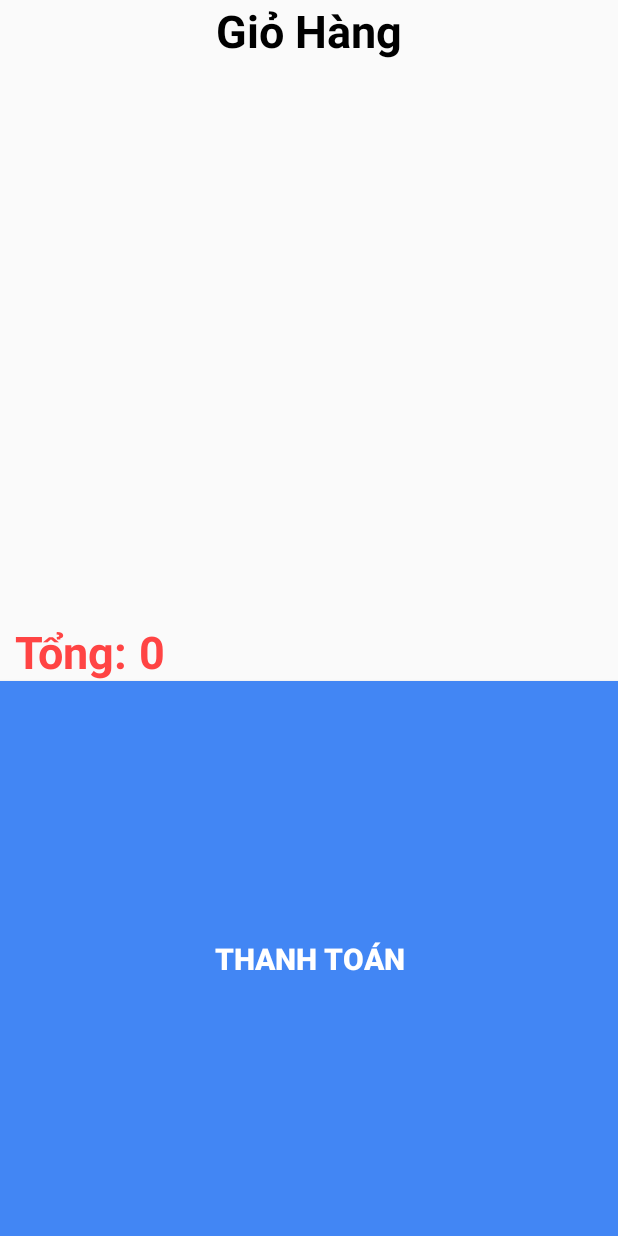
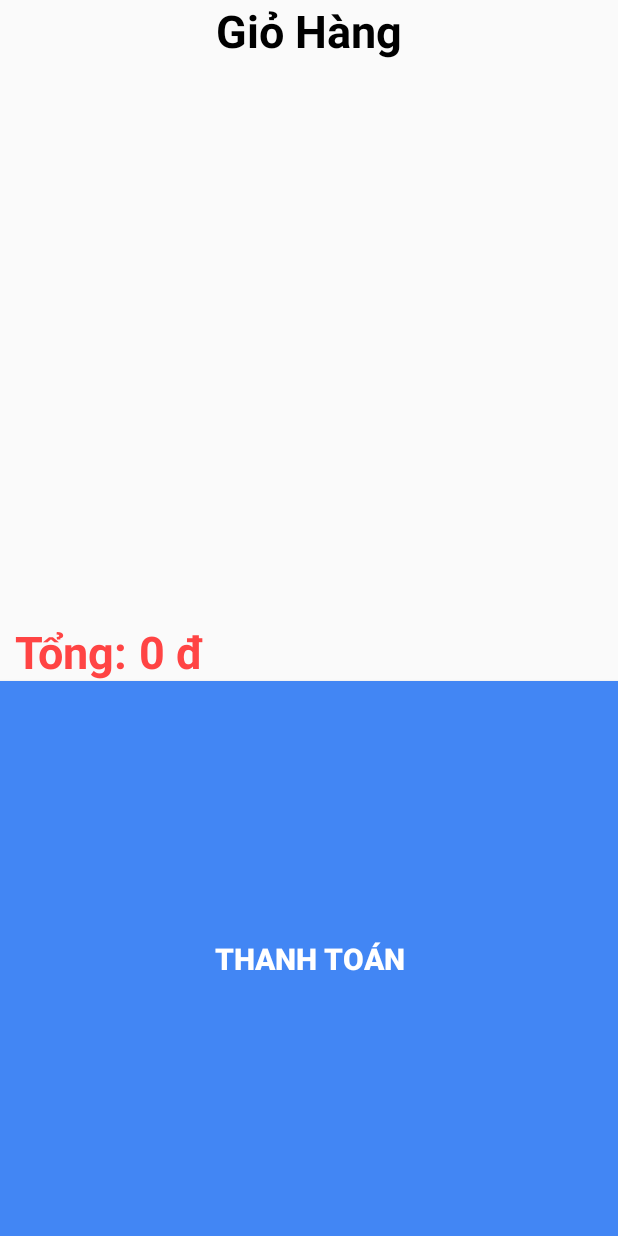
Before and after one commit to nguyennhannt1709/ShoesStore, an Android app: the CartActivity screen opened directly, with no data from a screen before it, on a phone screen of 412 x 824 dp. Run offline under Robolectric (Android 15) with nearby library versions, the phone set to English and light mode, and no system bars; our stand-ins replace Picasso; pictures from the network do not load.

Commit message:
Add format currency

```diff
--- a/app/src/main/java/com/alviss/shoesstore/activities/BaseActivity.java
+++ b/app/src/main/java/com/alviss/shoesstore/activities/BaseActivity.java
@@ -6,8 +6,10 @@ import android.support.annotation.Nullable;
 import android.support.v7.app.AppCompatActivity;
 
 import com.alviss.shoesstore.utils.FirebaseDatabases;
+import com.alviss.shoesstore.utils.Util;
 
 
 public class BaseActivity extends AppCompatActivity {
     public static final FirebaseDatabases firebaseDatabase = new FirebaseDatabases();
+    public static final Util util = new Util();
 }
--- a/app/src/main/java/com/alviss/shoesstore/activities/CartActivity.java
+++ b/app/src/main/java/com/alviss/shoesstore/activities/CartActivity.java
@@ -19,7 +19,7 @@ import com.alviss.shoesstore.adapter.CartListAdapter;
  * Created by Alviss on 5/29/2018.
  */
 
-public class CartActivity extends Activity implements Recheck {
+public class CartActivity extends BaseActivity implements Recheck {
 
     TextView summ;
 
@@ -27,9 +27,9 @@ public class CartActivity extends Activity implements Recheck {
     protected void onCreate(Bundle savedInstanceState) {
         super.onCreate(savedInstanceState);
         setContentView(R.layout.cart);
-
+        getSupportActionBar().hide();
         summ = (TextView) findViewById(R.id.tv_sum);
-        summ.setText(String.valueOf(MySession.sum));
+        summ.setText(util.formatToCurrency(String.valueOf(MySession.sum))+ " đ");
 
         ListView listView = (ListView) findViewById(R.id.cart_list);
         CartListAdapter adapter = new CartListAdapter(CartActivity.this,MySession.lid,MySession.lname,MySession.lprice,MySession.lsize,MySession.lpic,CartActivity.this);
--- a/app/src/main/java/com/alviss/shoesstore/activities/PayBillActivity.java
+++ b/app/src/main/java/com/alviss/shoesstore/activities/PayBillActivity.java
@@ -74,7 +74,9 @@ public class PayBillActivity extends BaseActivity {
                 bMail = bmail.getText().toString();
 
                 for (int i = 0; i< MySession.count; i++){
-                    bContent= bContent+MySession.lid.get(i).toString()+" "+MySession.lname.get(i).toString()+" "+MySession.lsize.get(i).toString()+" "+MySession.lprice.get(i).toString()+"\n";
+                    bContent= bContent+MySession.lid.get(i).toString()+" "+MySession.lname.get(i).toString()+" "+MySession.lsize.get(i).toString()+" "+
+                            MySession.lprice.get(i).toString()
+                            +"\n";
                 }
                 bSum = String.valueOf(MySession.sum);
                 new SendRequest().execute();
--- a/app/src/main/java/com/alviss/shoesstore/activities/ShoesDetailActivity.java
+++ b/app/src/main/java/com/alviss/shoesstore/activities/ShoesDetailActivity.java
@@ -22,7 +22,7 @@ import java.util.List;
  * Created by Alviss on 5/27/2018.
  */
 
-public class ShoesDetailActivity extends AppCompatActivity {
+public class ShoesDetailActivity extends BaseActivity {
     Spinner size;
 
     @Override
@@ -50,7 +50,7 @@ public class ShoesDetailActivity extends AppCompatActivity {
 
         name.setText(getIntent().getStringExtra("NAME"));
         shop.setText(getIntent().getStringExtra("SHOP"));
-        price.setText(getIntent().getStringExtra("PRICE"));
+        price.setText(util.formatToCurrency(getIntent().getStringExtra("PRICE"))+ " đ");
         infor.setText(getIntent().getStringExtra("INFOR"));
         Picasso.with(ShoesDetailActivity.this).load(getIntent().getStringExtra("IMAGE")).into(iv);
 
--- a/app/src/main/java/com/alviss/shoesstore/adapter/CartListAdapter.java
+++ b/app/src/main/java/com/alviss/shoesstore/adapter/CartListAdapter.java
@@ -16,6 +16,7 @@ import android.widget.TextView;
 
 import com.alviss.shoesstore.R;
 import com.alviss.shoesstore.utils.Recheck;
+import com.alviss.shoesstore.utils.Util;
 import com.squareup.picasso.Picasso;
 
 import java.util.List;
@@ -29,6 +30,7 @@ public class CartListAdapter extends ArrayAdapter<String> {
     private List<String> sImages;
     private Activity context;
     private Recheck layout;
+    Util util = new Util();
 
     public String getsId(int poisition){
         return sId.get(poisition);
@@ -78,11 +80,8 @@ public class CartListAdapter extends ArrayAdapter<String> {
 
 
         textViewName.setText(sShoenames.get(position));
-        textViewPrice.setText(sPrices.get(position));
+        textViewPrice.setText(util.formatToCurrency(sPrices.get(position)));
         textViewSize.setText(sSizes.get(position));
-       // Uri uri = Uri.parse(sImages(position));
-        //Uri uri = Uri.parse("https://drive.google.com/uc?id=0B___GhMLUVtOY09SbDU5cDU2T1U");
-       // draweeView.setImageURI(uri);
 
         Picasso.with(context).load(sImages.get(position)).into(iv);
 
--- /dev/null
+++ b/app/src/main/java/com/alviss/shoesstore/utils/Util.java
@@ -0,0 +1,29 @@
+package com.alviss.shoesstore.utils;
+
+import android.util.Log;
+import android.util.Patterns;
+
+import java.text.DecimalFormat;
+import java.text.NumberFormat;
+import java.util.regex.Pattern;
+
+/**
+ * Created by nguyennhan on 6/17/18.
+ */
+
+public class Util {
+
+    public Util() { }
+
+    public String formatToCurrency(String value) {
+        try {
+            NumberFormat formatter = new DecimalFormat("#,###");
+            String formattedNumber = formatter.format(Long.parseLong(value));
+            return formattedNumber;
+        } catch (Exception e) {
+            e.printStackTrace();
+            Log.e("ERROR FORMAT", e.getMessage());
+        }
+        return "0";
+    }
+}
--- a/app/src/main/res/layout/cart_list_item.xml
+++ b/app/src/main/res/layout/cart_list_item.xml
@@ -54,7 +54,6 @@
             android:id="@+id/tv_size"
             android:layout_width="match_parent"
             android:layout_height="wrap_content"
-            android:layout_margin="3dp"
             android:text="TextView"
             android:textColor="#646566"
             android:textSize="13sp" />
```
Also changed, not shown: app/src/main/java/com/alviss/shoesstore/activities/MainActivity.java (+16 -73 lines), app/src/main/java/com/alviss/shoesstore/adapter/HangHoaAdapter.java (added, +87 -0 lines), app/src/main/java/com/alviss/shoesstore/models/HangHoa.java (+12 -0 lines).
